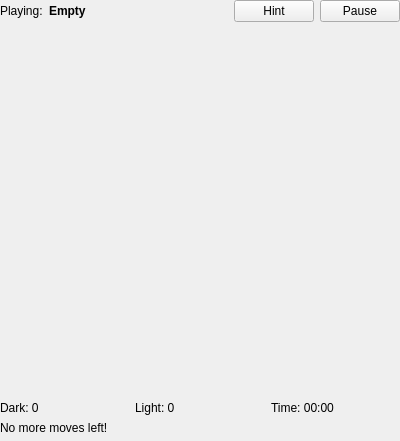
The window that client/screens/game/regulargame.ui (ZoomTen/entertaining-tiles) describes before a commit, drawn with Qt 5.
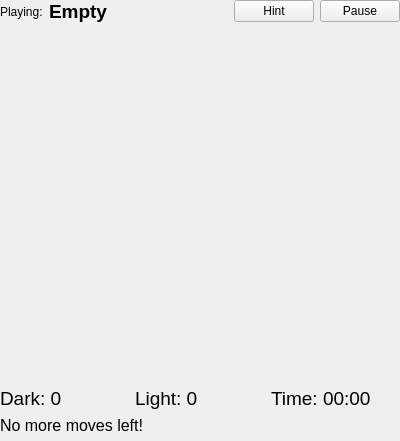
The same window after the commit. Custom widgets are drawn as their Qt base class.

Commit message: copy over ent-mines pause screen as a base

The edit to the form file:
```diff
--- a/client/screens/game/regulargame.ui
+++ b/client/screens/game/regulargame.ui
@@ -45,6 +45,7 @@
        </property>
        <property name="font">
         <font>
+         <pointsize>14</pointsize>
          <weight>75</weight>
          <bold>true</bold>
         </font>
@@ -145,6 +146,11 @@
     <layout class="QGridLayout" name="gridLayout">
      <item row="0" column="1">
       <widget class="QLabel" name="lightCount">
+       <property name="font">
+        <font>
+         <pointsize>14</pointsize>
+        </font>
+       </property>
        <property name="text">
         <string>Light: 0</string>
        </property>
@@ -152,6 +158,11 @@
      </item>
      <item row="1" column="0" colspan="3">
       <widget class="QLabel" name="noMoreMoves">
+       <property name="font">
+        <font>
+         <pointsize>12</pointsize>
+        </font>
+       </property>
        <property name="text">
         <string>No more moves left!</string>
        </property>
@@ -159,6 +170,11 @@
      </item>
      <item row="0" column="2">
       <widget class="QLabel" name="timerDisplay">
+       <property name="font">
+        <font>
+         <pointsize>14</pointsize>
+        </font>
+       </property>
        <property name="text">
         <string>Time: 00:00</string>
        </property>
@@ -166,6 +182,11 @@
      </item>
      <item row="0" column="0">
       <widget class="QLabel" name="darkCount">
+       <property name="font">
+        <font>
+         <pointsize>14</pointsize>
+        </font>
+       </property>
        <property name="text">
         <string>Dark: 0</string>
        </property>
```
The commit also changes 7 other files.
